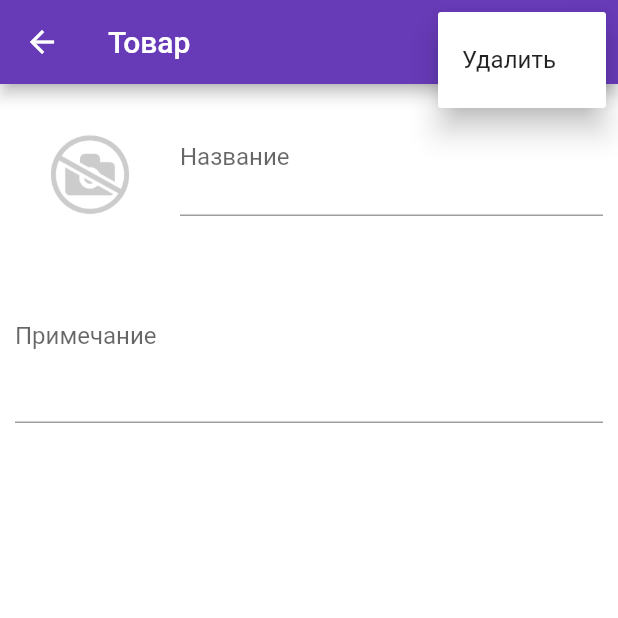
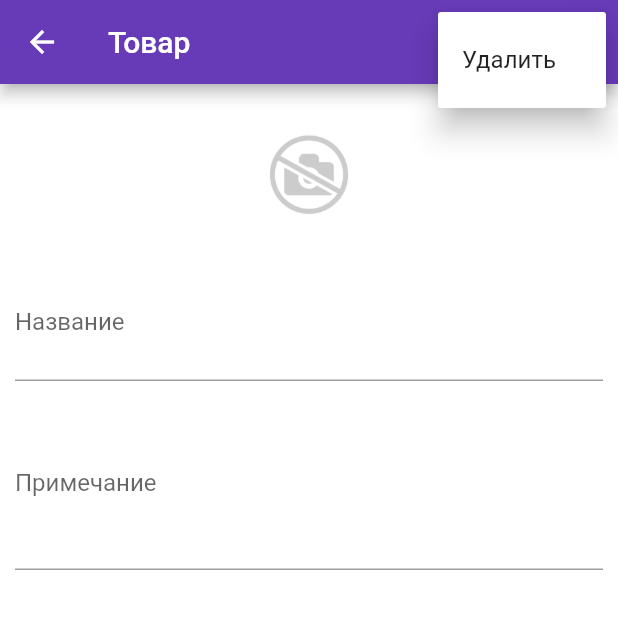
Before and after one commit to buzuchka/ConsumerBasket, a Flutter app: the GoodsItemEditScreen screen opened directly with empty values, after a tap on the "more vert" icon, on a phone screen of 412 x 824 dp, the top half of it. Run offline on Flutter 3.47's test engine with Material 2 defaults, Android fonts, the phone set to English and light mode, and no system bars; our stand-ins replace decimal, image_picker, shared_preferences, sqflite; accounts and stored records are empty.

Commit message:
[up] Images in edit screens moved to up.

```diff
--- a/lib/widgets/goods/goods_item_edit.dart
+++ b/lib/widgets/goods/goods_item_edit.dart
@@ -71,13 +71,8 @@ class _GoodsItemEditScreenState extends State<GoodsItemEditScreen> {
         body: Container(
           padding: const EdgeInsets.all(Constants.spacing),
           child: Column(
-            mainAxisSize: MainAxisSize.min,
-            mainAxisAlignment: MainAxisAlignment.spaceEvenly,
-            crossAxisAlignment: CrossAxisAlignment.start,
-            children: [
-              Row(
+            crossAxisAlignment: CrossAxisAlignment.center,
             mainAxisAlignment: MainAxisAlignment.start,
-                crossAxisAlignment: CrossAxisAlignment.start,
             children: [
               SizedBox(
                   width: Constants.listItemPictureHeight,
@@ -89,37 +84,14 @@ class _GoodsItemEditScreenState extends State<GoodsItemEditScreen> {
                     ],
                   )
               ),
-                  const SizedBox(width: Constants.spacing),
-                  Expanded(
-                    child: Column(
-                        children: [
-                          Row(
-                            crossAxisAlignment: CrossAxisAlignment.start,
-                            children: [
-                              Expanded(
+              const SizedBox(height: Constants.spacing),
+              Container(
                   child: _getTitleWidget()
               ),
-                            ],
-                          ),
-                        ],
-                      )
-                  )
-                ],
-              ),
-              Expanded(
-                  child: Column(
-                    children: [
-                      Row(
-                        crossAxisAlignment: CrossAxisAlignment.start,
-                        children: [
+              const SizedBox(height: Constants.spacing),
               Expanded(
                   child: _getNoteWidget()
               ),
-                        ],
-                      ),
-                    ],
-                  )
-              )
             ]
           ),
         ),
```
Also changed, not shown: lib/widgets/shops/shop_edit.dart (+2 -21 lines). Lines whose indentation alone changed are shown as unchanged.
